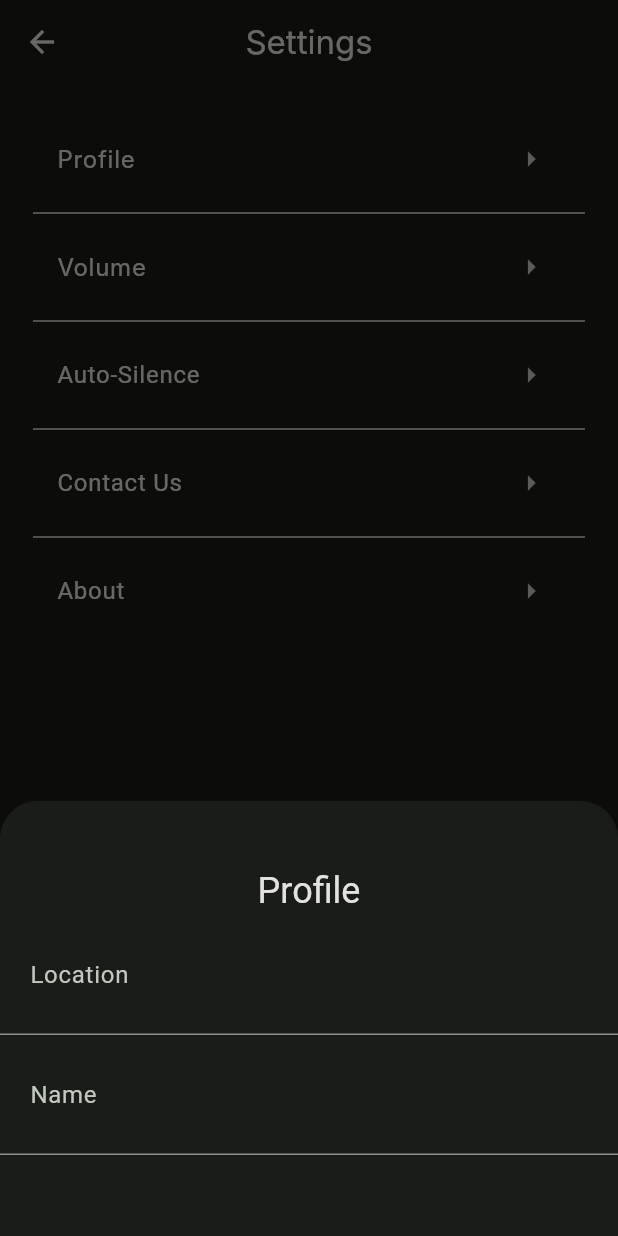
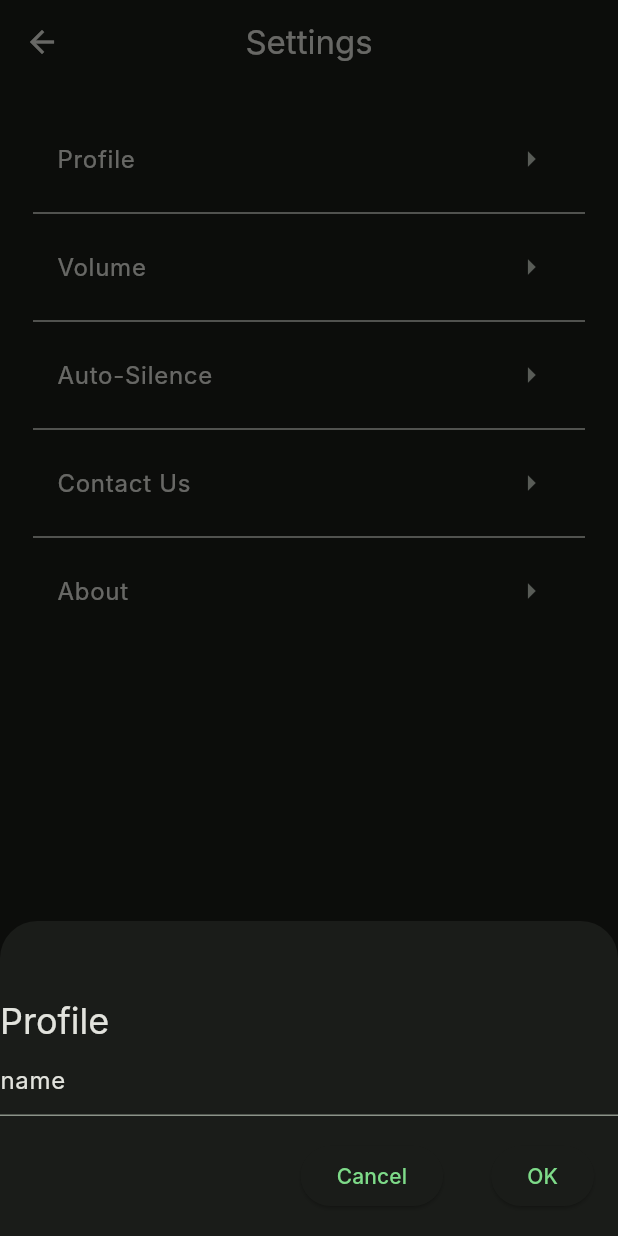
Before and after one commit to AndrewP77/ARISE, a Flutter app: the SettingsScreen screen opened directly, after a tap on "Profile", on a phone screen of 412 x 824 dp. Run offline on Flutter 3.47's test engine with Material 2 defaults, Android fonts, the phone set to English and light mode, and no system bars; our stand-ins replace avatar_glow, flutter_local_notifications, flutter_time_picker_spinner, geolocator, simple_circular_progress_bar, speech_to_text and 4 more; missing offline and left inert: light; accounts and stored records are empty; Roboto replaces fonts that are missing (Inter).

Commit message:
profile done

```diff
--- a/lib/AlarmDatabase.dart
+++ b/lib/AlarmDatabase.dart
@@ -9,6 +9,7 @@ import 'package:path_provider/path_provider.dart';
 import 'package:sqflite/sqflite.dart';
 
 import 'data.dart';
+
 
 class Alarm {
   int? id;
@@ -38,6 +39,8 @@ class Alarm {
     this.isNew = false,
   });
 
+
+
   factory Alarm.fromMap(Map<String, dynamic> json) => Alarm(
       id: json["id"],
       alarmDateTime: DateTime.parse(json["alarmDateTime"]),
@@ -62,6 +65,26 @@ class Alarm {
   };
 }
 
+class Profile {
+  String name;
+  int id;
+
+  Profile (
+      {
+        this.name = 'your name',
+        this.id = 1,
+      });
+
+  factory Profile.fromMap(Map<String, dynamic> json) => Profile(
+    id: json["id"],
+    name: json["name"],
+  );
+  Map<String, dynamic> toMap() => {
+    "name": name,
+    "id": id,
+  };
+}
+
 class DatabaseHelper {
   DatabaseHelper._privateConstructor();
   static final DatabaseHelper instance = DatabaseHelper._privateConstructor();
@@ -71,7 +94,7 @@ class DatabaseHelper {
 
   Future<Database> _initDatabase() async {
     Directory documentsDirectory = await getApplicationDocumentsDirectory();
-    String path = join(documentsDirectory.path, 'arise2.db');
+    String path = join(documentsDirectory.path, 'arise5.db');
     return await openDatabase(
       path,
       version: 1,
@@ -92,6 +115,23 @@ class DatabaseHelper {
           categories TEXT
       )
       ''');
+    await db.execute('''
+      CREATE TABLE points_table (
+          total_points INT PRIMARY KEY,
+          streak INT
+      )
+      ''');
+    await db.execute('''
+      CREATE TABLE profile (
+          name TEXT,
+          id INT
+    )
+    ''');
+    await db.execute(
+      '''
+      INSERT INTO profile values ('name', 1)
+    '''
+    );
 
     // print('--------------------------------db created...');
       // await db.insert('alarm_table', {'id': 1, 'title': "hi nat"});
@@ -127,5 +167,18 @@ class DatabaseHelper {
     return await db.update('alarm_table', alarm.toMap(), where: 'id = ?', whereArgs: [alarm.id]);
   }
 
+  Future<List<Profile>> getProfile() async {
+    Database db = await instance.database;
+    // await db.rawDelete('DELETE FROM alarm_table');
+    var name = await db.query('profile', limit: 1);
+    List<Profile> n = name.isNotEmpty
+        ? name.map((c) => Profile.fromMap(c)).toList()
+        : [];
+    return n;
+  }
+  Future<int> updateProfile(Profile profile) async {
+    Database db = await instance.database;
+    return await db.update('profile', profile.toMap(), where: 'id =  ?', whereArgs: [profile.id]);
+  }
 
 }
--- a/lib/SettingsScreen.dart
+++ b/lib/SettingsScreen.dart
@@ -1,7 +1,7 @@
 import 'package:arise/LocationField.dart';
 import 'package:arise/NameField.dart';
 import 'package:flutter/material.dart';
-
+import 'package:arise/AlarmDatabase.dart';
 
 
 class SettingsScreen extends StatefulWidget {
@@ -15,6 +15,9 @@ class SettingsScreen extends StatefulWidget {
 
 class _SettingsScreen extends State<SettingsScreen>{
   static const List<String> silence_min = ['3 minutes', '5 minutes', '8 minutes'];
+  // var name = DatabaseHelper.instance.getProfile();
+  Profile profile = Profile(name: 'hi', id: 1);
+
   @override
   Widget build(BuildContext context) {
     return Scaffold(
@@ -27,16 +30,24 @@ class _SettingsScreen extends State<SettingsScreen>{
         // leading: const Icon(Icons.arrow_back),
       ),
       body:
+
       ListView(
+
       padding: const EdgeInsets.all(22),
-        children: <Widget>[
-
-          ListTile(
-              title: const Text('Profile', style: TextStyle(fontFamily: 'Inter')),
+        children:  <Widget>[
+        FutureBuilder(
+        future: DatabaseHelper.instance.getProfile(),
+        builder: (context, snapshot) {
+            return ListTile(
+                title: const Text('Profile'),
+                // subtitle: Text('your name'),
                 trailing: const Icon(Icons.arrow_right),
                 onTap: () {
+                  var nameController = TextEditingController(text: snapshot.data!.isEmpty
+                                                                    ? 'enter'
+                                                                    : snapshot.data!.first.name );
                   showModalBottomSheet(
-                    shape: RoundedRectangleBorder(
+                      shape: const RoundedRectangleBorder(
                           borderRadius: BorderRadius.vertical(top: Radius.circular(25.0))),
 
                       context: context,
@@ -44,89 +55,59 @@ class _SettingsScreen extends State<SettingsScreen>{
                       builder: (context) => Padding(
                         padding: EdgeInsets.only(
                             bottom: MediaQuery.of(context).viewInsets.bottom),
-                      child: Column(
+                        child: FutureBuilder(
+                          future: DatabaseHelper.instance.getProfile(),
+                          builder: (context, snapshot) {
+                            return Column(
                               crossAxisAlignment: CrossAxisAlignment.start,
                               mainAxisSize: MainAxisSize.min,
                               children: <Widget>[
-                          const Padding(
-                            padding: EdgeInsets.symmetric(horizontal: 12.0),
-                          ),
-                          SizedBox(
-                            height: 280,
-                            child: Center(
-                              child: Column(
-                                mainAxisAlignment: MainAxisAlignment.center,
-                                children: <Widget>[
+                                const SizedBox(height: 50),
                                 Text(
                                   'Profile',
-                                    style:
-                                    Theme.of(context).textTheme.headlineSmall,
+                                  style: Theme.of(context).textTheme.headlineSmall,
                                 ),
-                                  const LocationField(),
-                                  const NameField(),
+                                TextFormField(
+                                  controller: nameController,
+                                ),
+                                Row(
+                                  mainAxisAlignment: MainAxisAlignment.end,
+                                  children: [
+                                    Padding(
+                                      padding: const EdgeInsets.symmetric(
+                                          vertical: 16.0, horizontal: 16.0),
+                                      child: ElevatedButton(
+                                        //style: ElevatedButton.styleFrom(backgroundColor: Theme.of(context).errorColor),
+                                        onPressed: () {
+                                          Navigator.of(context).pop();
+                                        },
+                                        child: const Text('Cancel'),
+                                      ),
+                                    ),
+                                    Padding(
+                                      padding: const EdgeInsets.symmetric(vertical: 16.0, horizontal: 16.0),
+                                      child: ElevatedButton(
+                                        onPressed: () {
+                                          setState(() {
+                                            profile.name = nameController.text;
+                                            profile.id = 1;
+                                            DatabaseHelper.instance.updateProfile(profile);
+                                          });
+                                          Navigator.of(context).pop();
+                                        },
+                                        child: const Text('OK'),
+                                      ),
+                                    )
                                   ],
                                 ),
-                            ),
-                          ),
-
-
-
-                          SizedBox(height: 10),
                               ],
+                            );
+                          },
                         ),
                       ));
-                // showModalBottomSheet(
-                //
-                //     shape: const RoundedRectangleBorder(
-                //         borderRadius: BorderRadius.only(
-                //             topLeft: Radius.circular(25),
-                //             topRight: Radius.circular(25))),
-                //     context: context,
-                //     builder: (context) => Padding(
-                //       padding: MediaQuery.of(context).viewInsets,
-                //
-                //       child: SizedBox(
-                //       height: 300,
-                //         child: Center(
-                //         child: Column(
-                //           mainAxisAlignment: MainAxisAlignment.center,
-                //           children: <Widget>[
-                //             Text(
-                //               'Profile',
-                //               style:
-                //               Theme.of(context).textTheme.headlineSmall,
-                //             ),
-                //             const LocationField(),
-                //             const NameField(),
-                //           ],
-                //         ),
-                //       ),
-                //     )
-                //
-                //
-                //       // return SizedBox(
-                //       //   height: 300,
-                //       //
-                //       //   child: Center(
-                //       //     child: Column(
-                //       //       mainAxisAlignment: MainAxisAlignment.center,
-                //       //       children: <Widget>[
-                //       //         Text(
-                //       //           'Profile',
-                //       //           style:
-                //       //           Theme.of(context).textTheme.headlineSmall,
-                //       //         ),
-                //       //         const LocationField(),
-                //       //         const NameField(),
-                //       //       ],
-                //       //     ),
-                //       //   ),
-                //       //
-                //       // );}
-                //
-                //     ));
                 }
-          ),
+            );
+        }),
 
           const Divider(),
           ListTile(
```
Also changed, not shown: lib/main.dart (+25 -13 lines). Lines whose indentation alone changed are shown as unchanged.
